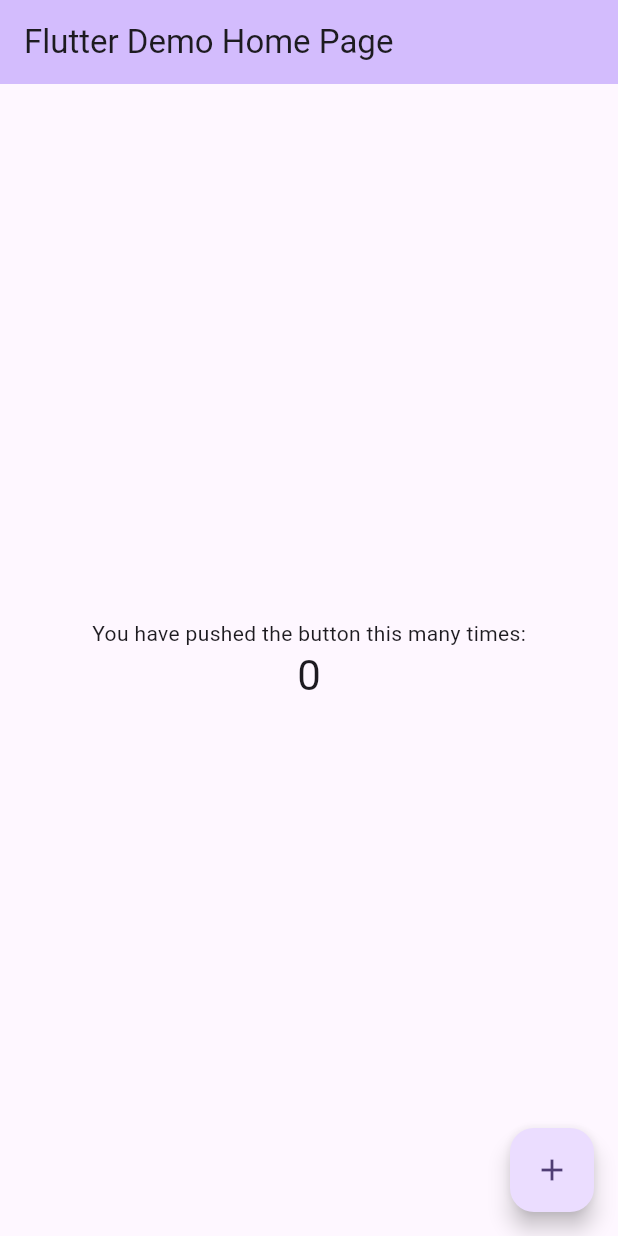
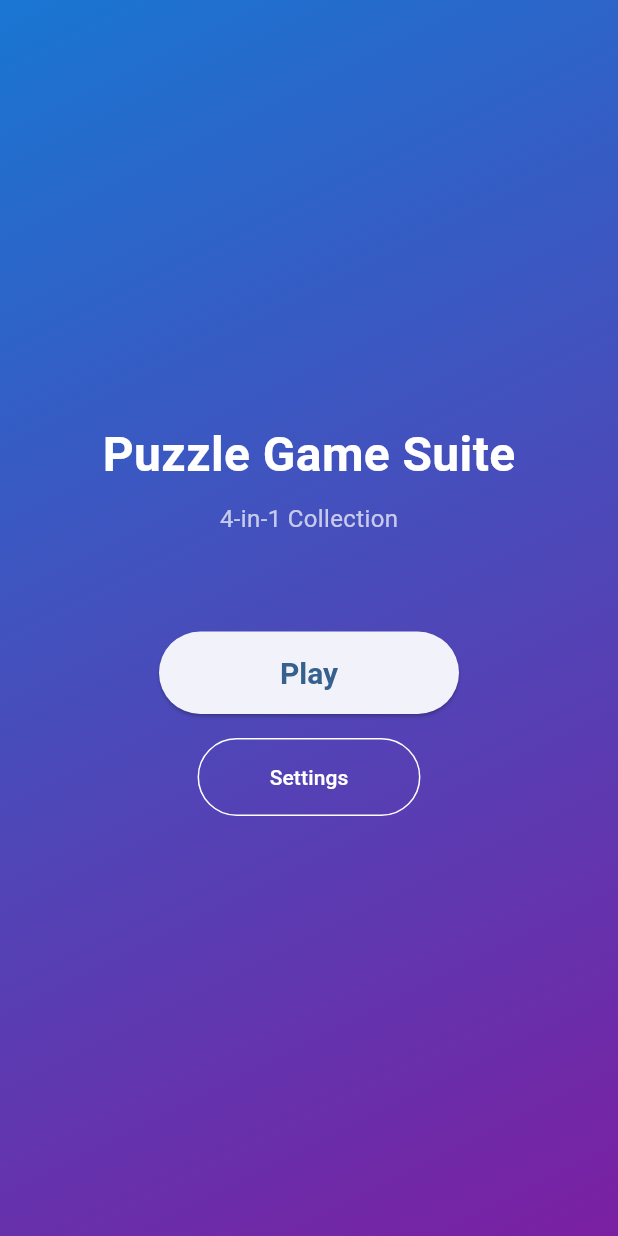
Before and after one commit to EngEryx/puzzle_game_suite, a Flutter app: the screen it shows after launch, on a phone screen of 412 x 824 dp. Run offline on Flutter 3.47's test engine with Material 3 defaults, Android fonts, the phone set to English and light mode, and no system bars; our stand-ins replace flutter_riverpod, go_router.

Commit message:
feat: Day 1 - Core architecture and routing setup
Added core game models and basic navigation:
- Created GameColor enum with 12 colors
- Implemented immutable Container class with comprehensive docs
- Added Riverpod for state management
- Set up go_router for navigation
- Created placeholder screens (Home, Game, Settings)
- Updated main.dart with ProviderScope

Key architectural decisions documented in code:
- Immutability for game state (undo/redo support)
- Separation of concerns (core/features/shared structure)
- Type-safe routing with go_router
- Compile-safe state management with Riverpod

Learning focus: Understanding game vs app architecture

```diff
--- /dev/null
+++ b/lib/config/routes.dart
@@ -0,0 +1,37 @@
+import 'package:go_router/go_router.dart';
+import '../features/home/home_screen.dart';
+import '../features/game/presentation/game_screen.dart';
+import '../features/settings/settings_screen.dart';
+
+/// App routing configuration
+///
+/// WHY go_router?
+/// - Declarative routing (similar to React Router)
+/// - Deep linking support (important for app stores)
+/// - URL-based navigation (cleaner than named routes)
+/// - Type-safe route parameters
+/// - Built-in error handling
+///
+/// Route structure:
+/// / -> HomeScreen (entry point)
+/// /game -> GameScreen (where gameplay happens)
+/// /settings -> SettingsScreen (configuration)
+final router = GoRouter(
+  initialLocation: '/',
+  routes: [
+    GoRoute(
+      path: '/',
+      builder: (context, state) => const HomeScreen(),
+    ),
+    GoRoute(
+      path: '/game',
+      builder: (context, state) => const GameScreen(),
+    ),
+    GoRoute(
+      path: '/settings',
+      builder: (context, state) => const SettingsScreen(),
+    ),
+  ],
+  // Error page (in case of invalid routes)
+  errorBuilder: (context, state) => const HomeScreen(),
+);
--- /dev/null
+++ b/lib/core/engine/container.dart
@@ -0,0 +1,210 @@
+import '../models/game_color.dart';
+
+/// Represents a game container (tube/bolt/ball holder).
+///
+/// KEY CONCEPT: Immutability in Game State
+///
+/// Why immutable?
+/// 1. Predictability: Same state always produces same result
+/// 2. Undo/Redo: Can store previous states easily
+/// 3. Testing: Pure functions are easier to test
+/// 4. Performance: Flutter can optimize immutable widgets
+/// 5. Thread-safety: No race conditions
+///
+/// Think of it like database transactions:
+/// - Never modify existing state directly
+/// - Always create new state from old state
+/// - Old state remains valid for rollback
+class Container {
+  /// Unique identifier for this container
+  final String id;
+
+  /// Colors in the container, bottom to top
+  /// Empty list = empty container
+  /// [red, blue, blue] = red at bottom, two blues on top
+  final List<GameColor> colors;
+
+  /// Maximum number of colors this container can hold
+  final int capacity;
+
+  /// Create a new container
+  ///
+  /// Note: We make a defensive copy of colors list to ensure immutability
+  const Container({
+    required this.id,
+    required this.colors,
+    required this.capacity,
+  });
+
+  /// Create an empty container
+  factory Container.empty({
+    required String id,
+    int capacity = 4,
+  }) {
+    return Container(
+      id: id,
+      colors: const [],
+      capacity: capacity,
+    );
+  }
+
+  /// Create container with initial colors
+  factory Container.withColors({
+    required String id,
+    required List<GameColor> colors,
+    int capacity = 4,
+  }) {
+    return Container(
+      id: id,
+      colors: List.unmodifiable(colors),
+      capacity: capacity,
+    );
+  }
+
+  // ==================== COMPUTED PROPERTIES ====================
+  // These are derived from the state, not stored
+  // Think of them like SQL views - calculated on demand
+
+  /// Is this container empty?
+  bool get isEmpty => colors.isEmpty;
+
+  /// Is this container full?
+  bool get isFull => colors.length >= capacity;
+
+  /// Is this container solved?
+  ///
+  /// A container is solved if:
+  /// - It's empty, OR
+  /// - It's full AND all colors are the same
+  bool get isSolved {
+    if (isEmpty) return true;
+    if (!isFull) return false;
+    return colors.every((color) => color == colors.first);
+  }
+
+  /// Get the top color (the one that would be poured out)
+  /// Returns null if container is empty
+  GameColor? get topColor => isEmpty ? null : colors.last;
+
+  /// How many of the top color are stacked together?
+  ///
+  /// Example: [red, blue, blue, blue] returns 3
+  /// This is important for move validation and animation
+  int get topColorCount {
+    if (isEmpty) return 0;
+
+    final top = topColor!;
+    int count = 0;
+
+    // Count from the top down while colors match
+    for (int i = colors.length - 1; i >= 0; i--) {
+      if (colors[i] == top) {
+        count++;
+      } else {
+        break;
+      }
+    }
+
+    return count;
+  }
+
+  /// Available space in container
+  int get availableSpace => capacity - colors.length;
+
+  // ==================== IMMUTABLE OPERATIONS ====================
+  // These return NEW containers, never modify this one
+
+  /// Add a color to the top of this container
+  ///
+  /// Returns a NEW container with the color added
+  /// Original container is unchanged (immutability!)
+  Container addColor(GameColor color) {
+    return Container(
+      id: id,
+      colors: [...colors, color],
+      capacity: capacity,
+    );
+  }
+
+  /// Add multiple colors to the top
+  Container addColors(List<GameColor> newColors) {
+    return Container(
+      id: id,
+      colors: [...colors, ...newColors],
+      capacity: capacity,
+    );
+  }
+
+  /// Remove N colors from the top
+  ///
+  /// Returns a NEW container with colors removed
+  Container removeTopColors(int count) {
+    if (count > colors.length) {
+      throw ArgumentError('Cannot remove $count colors, only have ${colors.length}');
+    }
+
+    return Container(
+      id: id,
+      colors: colors.sublist(0, colors.length - count),
+      capacity: capacity,
+    );
+  }
+
+  /// Create a copy of this container with changes
+  ///
+  /// This is the standard pattern for immutable updates
+  /// Similar to Object.assign() in JavaScript or array_merge() in PHP
+  Container copyWith({
+    String? id,
+    List<GameColor>? colors,
+    int? capacity,
+  }) {
+    return Container(
+      id: id ?? this.id,
+      colors: colors ?? this.colors,
+      capacity: capacity ?? this.capacity,
+    );
+  }
+
+  // ==================== EQUALITY & DEBUGGING ====================
+
+  @override
+  bool operator ==(Object other) {
+    if (identical(this, other)) return true;
+    if (other is! Container) return false;
+
+    // Check all properties
+    if (id != other.id) return false;
+    if (capacity != other.capacity) return false;
+    if (colors.length != other.colors.length) return false;
+
+    // Check each color
+    for (int i = 0; i < colors.length; i++) {
+      if (colors[i] != other.colors[i]) return false;
+    }
+
+    return true;
+  }
+
+  @override
+  int get hashCode => Object.hash(
+    id,
+    capacity,
+    Object.hashAll(colors),
+  );
+
+  @override
+  String toString() {
+    return 'Container(id: $id, colors: $colors, capacity: $capacity)';
+  }
+
+  /// Debug representation showing container visually
+  String toDebugString() {
+    if (isEmpty) {
+      return 'Container $id: [empty]';
+    }
+
+    final colorNames = colors.map((c) => c.name).join(', ');
+    return 'Container $id: [$colorNames] (${colors.length}/$capacity)';
+  }
+}
--- /dev/null
+++ b/lib/core/models/game_color.dart
@@ -0,0 +1,28 @@
+/// Represents a color in the puzzle game.
+///
+/// This is the fundamental building block of our game state.
+/// Using an enum ensures type safety and prevents invalid color values.
+///
+/// Why enum vs String/int?
+/// - Type safety: Can't accidentally use wrong color
+/// - Exhaustive checking: Compiler ensures all cases handled
+/// - Performance: Enums are fast (compiled to integers)
+enum GameColor {
+  red,
+  blue,
+  green,
+  yellow,
+  purple,
+  orange,
+  pink,
+  cyan,
+  brown,
+  lime,
+  magenta,
+  teal;
+
+  /// Display name for UI
+  String get displayName {
+    return name[0].toUpperCase() + name.substring(1);
+  }
+}
--- /dev/null
+++ b/lib/features/home/home_screen.dart
@@ -0,0 +1,90 @@
+import 'package:flutter/material.dart';
+import 'package:go_router/go_router.dart';
+
+/// Home screen - Entry point of the game
+///
+/// This is where players will:
+/// - See the game logo/branding
+/// - Start a new game
+/// - Continue their progress
+/// - Access settings
+/// - Select themes
+class HomeScreen extends StatelessWidget {
+  const HomeScreen({super.key});
+
+  @override
+  Widget build(BuildContext context) {
+    return Scaffold(
+      body: Container(
+        decoration: BoxDecoration(
+          gradient: LinearGradient(
+            begin: Alignment.topLeft,
+            end: Alignment.bottomRight,
+            colors: [
+              Colors.blue.shade700,
+              Colors.purple.shade700,
+            ],
+          ),
+        ),
+        child: SafeArea(
+          child: Center(
+            child: Column(
+              mainAxisAlignment: MainAxisAlignment.center,
+              children: [
+                // Game Title
+                const Text(
+                  'Puzzle Game Suite',
+                  style: TextStyle(
+                    fontSize: 32,
+                    fontWeight: FontWeight.bold,
+                    color: Colors.white,
+                  ),
+                ),
+                const SizedBox(height: 8),
+                const Text(
+                  '4-in-1 Collection',
+                  style: TextStyle(
+                    fontSize: 16,
+                    color: Colors.white70,
+                  ),
+                ),
+                const SizedBox(height: 64),
+
+                // Play Button
+                ElevatedButton(
+                  onPressed: () => context.go('/game'),
+                  style: ElevatedButton.styleFrom(
+                    padding: const EdgeInsets.symmetric(
+                      horizontal: 48,
+                      vertical: 16,
+                    ),
+                    textStyle: const TextStyle(
+                      fontSize: 20,
+                      fontWeight: FontWeight.bold,
+                    ),
+                  ),
+                  child: const Text('Play'),
+                ),
+                const SizedBox(height: 16),
+
+                // Settings Button
+                OutlinedButton(
+                  onPressed: () => context.go('/settings'),
+                  style: OutlinedButton.styleFrom(
+                    foregroundColor: Colors.white,
+                    side: const BorderSide(color: Colors.white),
+                    padding: const EdgeInsets.symmetric(
+                      horizontal: 48,
+                      vertical: 16,
+                    ),
+                  ),
+                  child: const Text('Settings'),
+                ),
+              ],
+            ),
+          ),
+        ),
+      ),
+    );
+  }
+}
--- a/lib/main.dart
+++ b/lib/main.dart
@@ -1,122 +1,73 @@
 import 'package:flutter/material.dart';
+import 'package:flutter_riverpod/flutter_riverpod.dart';
+import 'config/routes.dart';
 
+/// App Entry Point
+///
+/// KEY ARCHITECTURE DECISION: Using ProviderScope
+///
+/// ProviderScope wraps the entire app and provides the Riverpod state
+/// management context. This is similar to:
+/// - Redux Provider in React
+/// - Service Container in Laravel
+/// - Application Context in Android
+///
+/// WHY Riverpod for game state?
+/// 1. Compile-safe: Errors caught at compile time, not runtime
+/// 2. Testable: Easy to mock providers in tests
+/// 3. No BuildContext needed: Access state from anywhere
+/// 4. Immutable by default: Fits game state pattern
+/// 5. Great DevTools: Debug state easily
 void main() {
-  runApp(const MyApp());
+  runApp(
+    const ProviderScope(
+      child: PuzzleGameApp(),
+    ),
+  );
 }
 
-class MyApp extends StatelessWidget {
-  const MyApp({super.key});
+/// Root application widget
+class PuzzleGameApp extends StatelessWidget {
+  const PuzzleGameApp({super.key});
 
-  // This widget is the root of your application.
   @override
   Widget build(BuildContext context) {
-    return MaterialApp(
-      title: 'Flutter Demo',
+    return MaterialApp.router(
+      title: 'Puzzle Game Suite',
+      debugShowCheckedModeBanner: false,
+
+      // Theme configuration
+      // We'll customize this more as we build out the UI
       theme: ThemeData(
-        // This is the theme of your application.
-        //
-        // TRY THIS: Try running your application with "flutter run". You'll see
-        // the application has a purple toolbar. Then, without quitting the app,
-        // try changing the seedColor in the colorScheme below to Colors.green
-        // and then invoke "hot reload" (save your changes or press the "hot
-        // reload" button in a Flutter-supported IDE, or press "r" if you used
-        // the command line to start the app).
-        //
-        // Notice that the counter didn't reset back to zero; the application
-        // state is not lost during the reload. To reset the state, use hot
-        // restart instead.
-        //
-        // This works for code too, not just values: Most code changes can be
-        // tested with just a hot reload.
-        colorScheme: .fromSeed(seedColor: Colors.deepPurple),
+        colorScheme: ColorScheme.fromSeed(
+          seedColor: Colors.blue,
+          brightness: Brightness.light,
+        ),
+        useMaterial3: true,
+
+        // Elevated button style
+        elevatedButtonTheme: ElevatedButtonThemeData(
+          style: ElevatedButton.styleFrom(
+            minimumSize: const Size(200, 50),
+            textStyle: const TextStyle(
+              fontSize: 18,
+              fontWeight: FontWeight.bold,
+            ),
+          ),
+        ),
       ),
-      home: const MyHomePage(title: 'Flutter Demo Home Page'),
+
+      // Dark theme (we'll add theme switching later)
+      darkTheme: ThemeData(
+        colorScheme: ColorScheme.fromSeed(
+          seedColor: Colors.blue,
+          brightness: Brightness.dark,
+        ),
+        useMaterial3: true,
+      ),
+
+      // Routing configuration from config/routes.dart
+      routerConfig: router,
     );
   }
 }
-
-class MyHomePage extends StatefulWidget {
-  const MyHomePage({super.key, required this.title});
-
-  // This widget is the home page of your application. It is stateful, meaning
-  // that it has a State object (defined below) that contains fields that affect
-  // how it looks.
-
-  // This class is the configuration for the state. It holds the values (in this
-  // case the title) provided by the parent (in this case the App widget) and
-  // used by the build method of the State. Fields in a Widget subclass are
-  // always marked "final".
-
-  final String title;
-
-  @override
-  State<MyHomePage> createState() => _MyHomePageState();
-}
-
-class _MyHomePageState extends State<MyHomePage> {
-  int _counter = 0;
-
-  void _incrementCounter() {
-    setState(() {
-      // This call to setState tells the Flutter framework that something has
-      // changed in this State, which causes it to rerun the build method below
-      // so that the display can reflect the updated values. If we changed
-      // _counter without calling setState(), then the build method would not be
-      // called again, and so nothing would appear to happen.
-      _counter++;
-    });
-  }
-
-  @override
-  Widget build(BuildContext context) {
-    // This method is rerun every time setState is called, for instance as done
-    // by the _incrementCounter method above.
-    //
-    // The Flutter framework has been optimized to make rerunning build methods
-    // fast, so that you can just rebuild anything that needs updating rather
-    // than having to individually change instances of widgets.
-    return Scaffold(
-      appBar: AppBar(
-        // TRY THIS: Try changing the color here to a specific color (to
-        // Colors.amber, perhaps?) and trigger a hot reload to see the AppBar
-        // change color while the other colors stay the same.
-        backgroundColor: Theme.of(context).colorScheme.inversePrimary,
-        // Here we take the value from the MyHomePage object that was created by
-        // the App.build method, and use it to set our appbar title.
-        title: Text(widget.title),
-      ),
-      body: Center(
-        // Center is a layout widget. It takes a single child and positions it
-        // in the middle of the parent.
-        child: Column(
-          // Column is also a layout widget. It takes a list of children and
-          // arranges them vertically. By default, it sizes itself to fit its
-          // children horizontally, and tries to be as tall as its parent.
-          //
-          // Column has various properties to control how it sizes itself and
-          // how it positions its children. Here we use mainAxisAlignment to
-          // center the children vertically; the main axis here is the vertical
-          // axis because Columns are vertical (the cross axis would be
-          // horizontal).
-          //
-          // TRY THIS: Invoke "debug painting" (choose the "Toggle Debug Paint"
-          // action in the IDE, or press "p" in the console), to see the
-          // wireframe for each widget.
-          mainAxisAlignment: .center,
-          children: [
-            const Text('You have pushed the button this many times:'),
-            Text(
-              '$_counter',
-              style: Theme.of(context).textTheme.headlineMedium,
-            ),
-          ],
-        ),
-      ),
-      floatingActionButton: FloatingActionButton(
-        onPressed: _incrementCounter,
-        tooltip: 'Increment',
-        child: const Icon(Icons.add),
-      ),
-    );
-  }
-}
--- a/pubspec.yaml
+++ b/pubspec.yaml
@@ -34,6 +34,12 @@ dependencies:
   # The following adds the Cupertino Icons font to your application.
   # Use with the CupertinoIcons class for iOS style icons.
   cupertino_icons: ^1.0.8
+
+  # State management - Riverpod is ideal for game state
+  flutter_riverpod: ^2.6.1
+
+  # Routing
+  go_router: ^14.8.0
 
 dev_dependencies:
   flutter_test:
```
Also changed, not shown: lib/features/game/presentation/game_screen.dart (added, +80 -0 lines), lib/features/settings/settings_screen.dart (added, +78 -0 lines), pubspec.lock.
